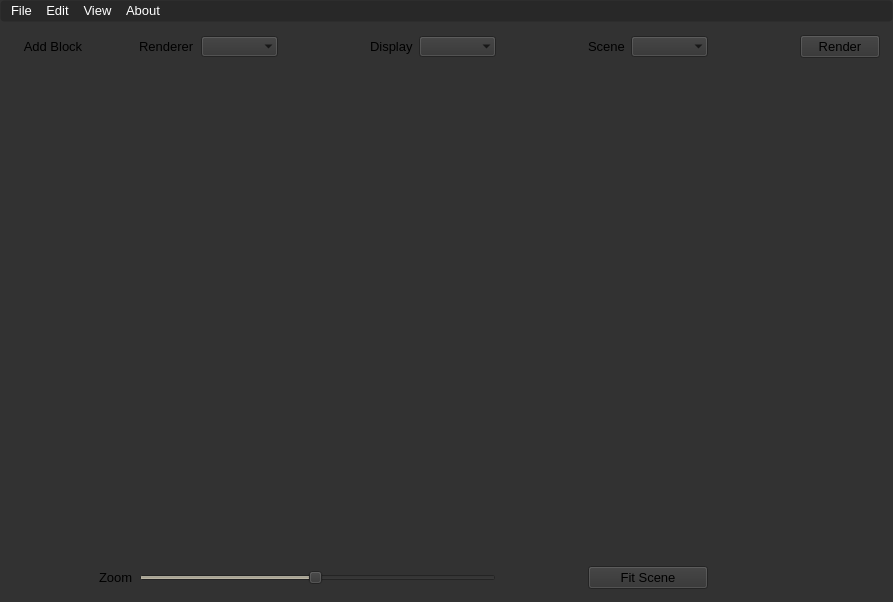
This is src/application-qt4/application_window.ui in luisbarrancos/shrimp as Qt 5 draws it before an edit. The edited form follows.
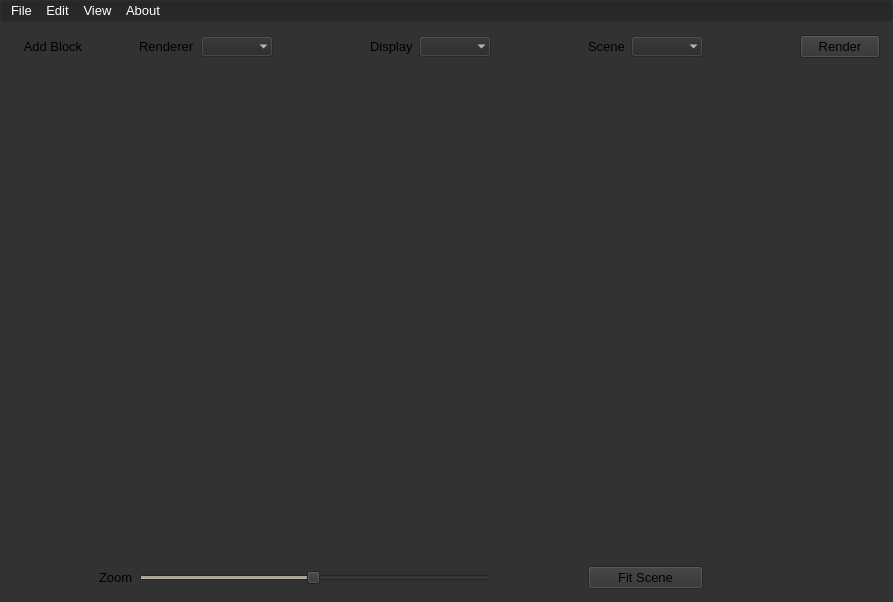
This is the edited form.

Diff of the .ui file:
```diff
--- a/src/application-qt4/application_window.ui
+++ b/src/application-qt4/application_window.ui
@@ -408,7 +408,12 @@
          <bool>false</bool>
         </property>
         <property name="styleSheet">
-         <string notr="true"/>
+         <string notr="true">QComboBox
+{
+    color:white;
+    background-color: rgba(40,40,40,100);
+    padding: 1px 0px 1px 3px; /*This makes text colour work*/
+}</string>
         </property>
         <property name="frame">
          <bool>false</bool>
@@ -569,7 +574,12 @@
          <string>Choose a 3D scene for preview</string>
         </property>
         <property name="styleSheet">
-         <string notr="true"/>
+         <string notr="true">QComboBox
+{
+    color:white;
+    background-color: rgba(40,40,40,100);
+    padding: 1px 0px 1px 3px; /*This makes text colour work*/
+}</string>
         </property>
         <property name="frame">
          <bool>false</bool>
@@ -620,7 +630,12 @@
          <bool>false</bool>
         </property>
         <property name="styleSheet">
-         <string notr="true"/>
+         <string notr="true">QComboBox
+{
+    color:white;
+    background-color: rgba(40,40,40,100);
+    padding: 1px 0px 1px 3px; /*This makes text colour work*/
+}</string>
         </property>
         <property name="frame">
          <bool>false</bool>
```
Left out of the diff: 13 changed lines with no effect on the pictures.
